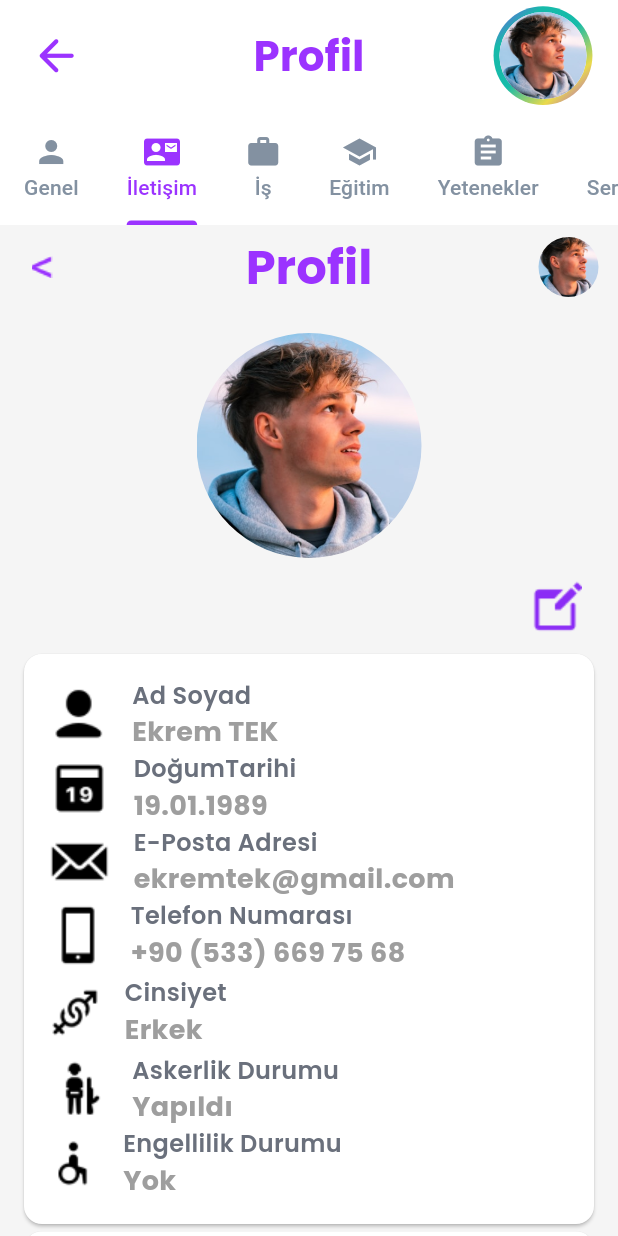
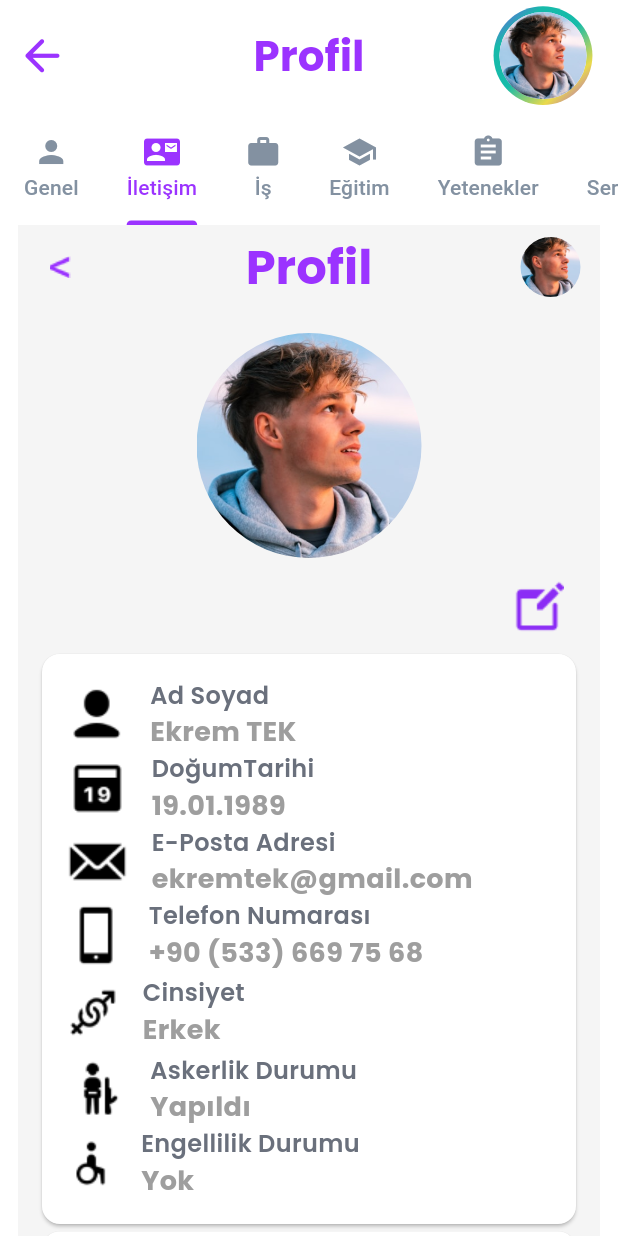
Before and after one commit to dumansl/tobeto_mobile_app, a Flutter app: the ProfileEditPage screen opened directly, tab 2 chosen, after a tap on the "arrow back" icon, on a phone screen of 412 x 824 dp. Run offline on Flutter 3.47's test engine with Material 3 defaults, Android fonts, the phone set to English and light mode, and no system bars; our stand-ins replace bloc, cloud_firestore, equatable, firebase_auth, firebase_core, flutter_bloc and 5 more; missing offline and left inert: date_format_field; accounts and stored records are empty; generated files the repository leaves out were written again.

Commit message:
profile edit added

```diff
--- a/lib/screens/dashboard_screen/widgets/fixed_appbar.dart
+++ b/lib/screens/dashboard_screen/widgets/fixed_appbar.dart
@@ -2,32 +2,29 @@ import 'package:flutter/material.dart';
 import 'package:tobeto_mobile_app/utils/constant/colors.dart';
 import 'package:tobeto_mobile_app/utils/constant/image_string.dart';
 import 'package:tobeto_mobile_app/utils/constant/sizes.dart';
-import 'package:tobeto_mobile_app/utils/constant/text.dart';
 import 'package:tobeto_mobile_app/utils/themes/text_style.dart';
 
 class FixedAppbar extends StatelessWidget implements PreferredSizeWidget {
-  const FixedAppbar({super.key, this.bottom, this.height = 75});
+  const FixedAppbar({super.key, this.bottom, this.height = 75, required this.title});
   final TabBar? bottom;
   final double height;
+  final String title;
   @override
   Widget build(BuildContext context) {
     return AppBar(
       toolbarHeight: ScreenUtil.getHeight(context) * 0.090,
       title: Text(
-        TobetoText.profileAppBar,
+        title,
         style: TobetoTextStyle.poppins.subHeadlinePurpleBold28,
       ),
       centerTitle: true,
-      leading: Padding(
-        padding: EdgeInsets.only(left: ScreenPadding.padding12px),
-        child: IconButton(
-          icon: Icon(
-            Icons.arrow_back_rounded,
-            color: TobetoColor.purple,
-            size: IconSize.size35px,
-          ),
-          onPressed: () {},
+      leading: IconButton(
+        icon: Icon(
+          Icons.arrow_back_rounded,
+          color: TobetoColor.purple,
+          size: IconSize.size35px,
         ),
+        onPressed: () {},
       ),
       actions: [
         Padding(
@@ -66,6 +63,5 @@ class FixedAppbar extends StatelessWidget implements PreferredSizeWidget {
   }
 
   @override
-  Size get preferredSize =>
-      Size.fromHeight(height); // Sabit bir yükseklik değeri kullanın
+  Size get preferredSize => Size.fromHeight(height); // Sabit bir yükseklik değeri kullanın
 }
--- a/lib/screens/profile_editting/profile_editting_screen.dart
+++ b/lib/screens/profile_editting/profile_editting_screen.dart
@@ -1,10 +1,9 @@
-import 'package:flutter/gestures.dart';
 import 'package:flutter/material.dart';
 import 'package:tobeto_mobile_app/screens/dashboard_screen/widgets/fixed_appbar.dart';
 import 'package:tobeto_mobile_app/screens/home_screen/home_screen.dart';
 import 'package:tobeto_mobile_app/screens/profile_editting/screen/profile_edit_screen.dart';
 import 'package:tobeto_mobile_app/screens/profile_screen/profile_screen.dart';
-import 'package:tobeto_mobile_app/utils/constant/colors.dart';
+import 'package:tobeto_mobile_app/utils/constant/constants.dart';
 
 // import 'tabs/contact_tab.dart';
 // import 'tabs/work_tab.dart';
@@ -20,8 +19,7 @@ class ProfileEditPage extends StatefulWidget {
   State<ProfileEditPage> createState() => _ProfileEditPageState();
 }
 
-class _ProfileEditPageState extends State<ProfileEditPage>
-    with SingleTickerProviderStateMixin {
+class _ProfileEditPageState extends State<ProfileEditPage> with SingleTickerProviderStateMixin {
   late TabController _tabController;
 
   @override
@@ -57,8 +55,11 @@ class _ProfileEditPageState extends State<ProfileEditPage>
             Tab(icon: Icon(Icons.settings), text: "Ayarlar"),
           ],
         ),
+        title: TobetoText.profileAppBar,
       ),
-      body: TabBarView(
+      body: Padding(
+        padding: const EdgeInsets.symmetric(horizontal: 12),
+        child: TabBarView(
           controller: _tabController,
           children: const [
             GeneralTab(),
@@ -75,6 +76,7 @@ class _ProfileEditPageState extends State<ProfileEditPage>
             // SettingsTab(),
           ],
         ),
+      ),
     );
   }
 }
--- a/lib/screens/profile_editting/screen/profile_edit_screen.dart
+++ b/lib/screens/profile_editting/screen/profile_edit_screen.dart
@@ -1,9 +1,11 @@
+import 'package:date_format_field/date_format_field.dart';
 import 'package:flutter/material.dart';
-import 'package:intl_phone_field/intl_phone_field.dart';
+import 'package:tobeto_mobile_app/screens/login_screen/login_widgets/custom_button.dart';
+import 'package:tobeto_mobile_app/screens/profile_editting/widgets/custom_dropdown_input.dart';
+import 'package:tobeto_mobile_app/screens/profile_editting/widgets/custom_textfield.dart';
 import 'package:tobeto_mobile_app/screens/profile_editting/widgets/input_text.dart';
-import 'package:tobeto_mobile_app/utils/constant/colors.dart';
+import 'package:tobeto_mobile_app/screens/profile_editting/widgets/phone_textfield.dart';
 import 'package:tobeto_mobile_app/utils/constant/constants.dart';
-import 'package:tobeto_mobile_app/utils/constant/image_string.dart';
 import 'package:tobeto_mobile_app/utils/themes/text_style.dart';
 
 class GeneralTab extends StatefulWidget {
@@ -13,14 +15,16 @@ class GeneralTab extends StatefulWidget {
   State<GeneralTab> createState() => _GeneralTabState();
 }
 
+String? selectedGender = selectedGender;
+String? selectedMilitaryStatus = selectedMilitaryStatus;
+String? selectedDisabilityStatus = selectedDisabilityStatus;
+
 class _GeneralTabState extends State<GeneralTab> {
   final _formKey = GlobalKey<FormState>();
   late ImagePath imagepath;
   @override
   Widget build(BuildContext context) {
-    return Padding(
-      padding: EdgeInsets.symmetric(horizontal: ScreenPadding.padding12px),
-      child: Form(
+    return Form(
       key: _formKey,
       child: ListView(
         children: [
@@ -28,81 +32,107 @@ class _GeneralTabState extends State<GeneralTab> {
             radius: 50,
             backgroundImage: AssetImage(ImagePath.profilePhoto),
           ),
-            const SizedBox(height: 10),
-            Container(
-              decoration: BoxDecoration(
-                  borderRadius: BorderRadius.circular(12),
-                  color: Colors.white,
-                  boxShadow: [
-                    BoxShadow(
-                      color: TobetoColor.card.shadowColor,
-                      blurRadius: 6,
-                      spreadRadius: 0,
-                      offset: const Offset(
-                        0,
-                        3,
-                      ),
-                    )
-                  ]),
-              child: const InputText(),
-            ),
-            const SizedBox(
-              height: 20,
-            ),
-            IntlPhoneField(
+          InputText(child: CustomTextField(title: TobetoText.profileEditName)),
+          InputText(child: CustomTextField(title: TobetoText.profileEditSurname)),
+          const InputText(child: PhoneTextField()),
+          InputText(
+              child: DateFormatField(
                   decoration: InputDecoration(
                     focusedBorder: const OutlineInputBorder(
-                  borderRadius: BorderRadius.all(Radius.circular(12)),
-                  borderSide: BorderSide(color: Colors.purple, width: 2.0),
+                      borderRadius: BorderRadius.all(Radius.circular(10)),
+                      borderSide: BorderSide(color: TobetoColor.purple, width: 2.0),
                     ),
-                labelText: 'Telefon Numaranız',
-                labelStyle: TextStyle(
-                  color: TobetoColor.card.grey,
-                  fontSize: 20,
-                ),
-                // contentPadding: EdgeInsets.only(left: 20),
-                floatingLabelStyle: TobetoTextStyle.poppins.titlePurpleNormal24,
+                    labelText: TobetoText.profileEditBirthday,
+                    labelStyle: TobetoTextStyle.poppins.bodyGrayLightNormal16,
+                    floatingLabelStyle: TobetoTextStyle.poppins.captionPurpleNormal18,
                     border: const OutlineInputBorder(
                         borderRadius: BorderRadius.all(
                       Radius.circular(12),
+                    )),
+                    enabledBorder: const OutlineInputBorder(
+                      borderSide: BorderSide(color: Colors.transparent, width: 1.0),
+                      borderRadius: BorderRadius.all(Radius.circular(10.0)),
                     ),
                   ),
+                  type: DateFormatType.type2,
+                  onComplete: (date) {
+                    print(date.toString);
+                  })),
+          InputText(
+              child: CustomTextField(
+            title: TobetoText.profileEditIdentificationNumber,
+            keyboardType: TextInputType.number,
+            maxLength: 11,
+          )),
+          InputText(
+              child: CustomTextField(
+            title: TobetoText.profileEditEmail,
+            keyboardType: TextInputType.emailAddress,
+          )),
+          InputText(
+              child: CustomDropDownInput(
+                  onChanged: (String? value) {
+                    setState(() {
+                      selectedGender = value;
+                    });
+                  },
+                  items: ['Erkek', 'Kadın']
+                      .map((label) => DropdownMenuItem(
+                            value: label,
+                            child: Text(label),
+                          ))
+                      .toList(),
+                  title: TobetoText.profileEditGender)),
+          InputText(
+              child: CustomDropDownInput(
+                  onChanged: (String? value) {
+                    setState(() {
+                      selectedMilitaryStatus = value;
+                    });
+                  },
+                  items: ['Yapıldı', 'Yapılmadı', 'Muaf']
+                      .map((label) => DropdownMenuItem(
+                            value: label,
+                            child: Text(label),
+                          ))
+                      .toList(),
+                  title: TobetoText.profileEditMilitaryStuation)),
+          InputText(
+              child: CustomDropDownInput(
+                  onChanged: (String? value) {
+                    setState(() {
+                      selectedDisabilityStatus = value;
+                    });
+                  },
+                  items: ['Yok', 'Var']
+                      .map((label) => DropdownMenuItem(
+                            value: label,
+                            child: Text(label),
+                          ))
+                      .toList(),
+                  title: TobetoText.profileEditDisableStuation)),
+          InputText(child: CustomTextField(title: TobetoText.profileEditGithubAdress)),
+          InputText(child: CustomTextField(title: TobetoText.profileEditCountry)),
+          InputText(child: CustomTextField(title: TobetoText.profileEditCity)),
+          InputText(child: CustomTextField(title: TobetoText.profileEditDistrict)),
+          InputText(
+              child: CustomTextField(
+            title: TobetoText.profileEditStreet,
+            maxLines: 4,
+          )),
+          InputText(
+              child: CustomTextField(
+            title: TobetoText.profileEditAboutMe,
+            maxLines: 4,
+          )),
+          Padding(
+            padding: const EdgeInsets.symmetric(vertical: 10),
+            child: CustomButton(
+              text: TobetoText.profileEditSaveButton,
+              onPressed: () {},
             ),
-              initialCountryCode: 'TR',
-              onChanged: (phone) {
-                print(phone.completeNumber);
-              },
-            ),
-            TextFormField(
-              decoration: const InputDecoration(labelText: 'Soyadınız'),
-              validator: (value) {
-                if (value!.isEmpty) {
-                  return 'Lütfen soyadınızı girin';
-                }
-                return null;
-              },
-            ),
-            TextFormField(
-              decoration: const InputDecoration(labelText: 'Doğum Tarihi'),
-              validator: (value) {
-                if (value!.isEmpty) {
-                  return 'Lütfen doğum tarihinizi girin';
-                }
-                return null;
-              },
-            ),
-            const SizedBox(height: 20),
-            ElevatedButton(
-              onPressed: () {
-                if (_formKey.currentState!.validate()) {
-                  ScaffoldMessenger.of(context).showSnackBar(
-                      const SnackBar(content: Text('Bilgiler kaydedildi')));
-                }
-              },
-              child: const Text('Kaydet'),
-            ),
+          )
         ],
-        ),
       ),
     );
   }
--- /dev/null
+++ b/lib/screens/profile_editting/widgets/custom_dropdown_input.dart
@@ -0,0 +1,56 @@
+import 'package:flutter/material.dart';
+import 'package:tobeto_mobile_app/utils/constant/colors.dart';
+import 'package:tobeto_mobile_app/utils/themes/text_style.dart';
+
+class CustomDropDownInput extends StatelessWidget {
+  const CustomDropDownInput(
+      {super.key,
+      required this.onChanged,
+      required this.items,
+      required this.title,
+      this.selectedGender,
+      this.selectedMilitaryStatus,
+      this.selectedDisabilityStatus});
+  final Function(String?) onChanged;
+  final List<DropdownMenuItem<String>>? items;
+  final String title;
+  final String? selectedGender;
+  final String? selectedMilitaryStatus;
+  final String? selectedDisabilityStatus;
+
+  @override
+  Widget build(BuildContext context) {
+    return DropdownButtonFormField<String>(
+      icon: const Padding(
+        padding: EdgeInsets.only(right: 10),
+        child: Icon(
+          Icons.keyboard_arrow_down_rounded,
+          size: 25,
+        ),
+      ),
+      value: selectedGender,
+      items: items,
+      hint: Text(
+        title,
+        style: TobetoTextStyle.poppins.bodyGrayLightNormal16,
+      ),
+      onChanged: onChanged,
+      decoration: InputDecoration(
+        focusedBorder: const OutlineInputBorder(
+          borderRadius: BorderRadius.all(Radius.circular(10)),
+          borderSide: BorderSide(color: TobetoColor.purple, width: 2.0),
+        ),
+        labelStyle: TobetoTextStyle.poppins.bodyGrayLightNormal16,
+        floatingLabelStyle: TobetoTextStyle.poppins.captionPurpleNormal18,
+        border: const OutlineInputBorder(
+            borderRadius: BorderRadius.all(
+          Radius.circular(12),
+        )),
+        enabledBorder: const OutlineInputBorder(
+          borderSide: BorderSide(color: Colors.transparent, width: 1.0),
+          borderRadius: BorderRadius.all(Radius.circular(10.0)),
+        ),
+      ),
+    );
+  }
+}
--- /dev/null
+++ b/lib/screens/profile_editting/widgets/custom_textfield.dart
@@ -0,0 +1,54 @@
+import 'package:flutter/material.dart';
+import 'package:tobeto_mobile_app/utils/constant/colors.dart';
+import 'package:tobeto_mobile_app/utils/themes/text_style.dart';
+
+class CustomTextField extends StatelessWidget {
+  const CustomTextField({
+    super.key,
+    this.keyboardType = TextInputType.text,
+    required this.title,
+    this.maxLength,
+    this.maxLines,
+  });
+
+  final TextInputType keyboardType;
+  final String title;
+  final int? maxLength;
+  final int? maxLines;
+
+  @override
+  Widget build(BuildContext context) {
+    return TextFormField(
+      maxLines: maxLines,
+      cursorColor: TobetoColor.card.grey,
+      keyboardType: keyboardType,
+      textInputAction: TextInputAction.next,
+      maxLength: maxLength,
+      style: TobetoTextStyle.poppins.bodyBlackSemiBold16,
+      decoration: InputDecoration(
+        counterText: "",
+        focusedBorder: const OutlineInputBorder(
+          borderRadius: BorderRadius.all(Radius.circular(10)),
+          borderSide: BorderSide(color: TobetoColor.purple, width: 2.0),
+        ),
+        labelText: title,
+        labelStyle: TobetoTextStyle.poppins.bodyGrayLightNormal16,
+        floatingLabelStyle: TobetoTextStyle.poppins.captionPurpleNormal18,
+        border: const OutlineInputBorder(
+            borderRadius: BorderRadius.all(
+          Radius.circular(12),
+        )),
+        enabledBorder: const OutlineInputBorder(
+          borderSide: BorderSide(color: Colors.transparent, width: 1.0),
+          borderRadius: BorderRadius.all(Radius.circular(10.0)),
+        ),
+      ),
+      validator: (value) {
+        if (value!.isEmpty) {
+          return 'Lütfen adınızı girin';
+        }
+        return null;
+      },
+    );
+  }
+}
--- a/lib/screens/profile_editting/widgets/input_text.dart
+++ b/lib/screens/profile_editting/widgets/input_text.dart
@@ -1,44 +1,31 @@
 import 'package:flutter/material.dart';
 import 'package:tobeto_mobile_app/utils/constant/colors.dart';
-import 'package:tobeto_mobile_app/utils/themes/text_style.dart';
+import 'package:tobeto_mobile_app/utils/constant/constants.dart';
 
 class InputText extends StatelessWidget {
+  final Widget child;
   const InputText({
     super.key,
+    required this.child,
   });
 
   @override
   Widget build(BuildContext context) {
-    return TextFormField(
-      textInputAction: TextInputAction.next,
-      style: TobetoTextStyle.poppins.bodyBlackSemiBold16,
-      decoration: InputDecoration(
-        focusedBorder: const OutlineInputBorder(
-          borderRadius: BorderRadius.all(Radius.circular(12)),
-          borderSide: BorderSide(color: Colors.purple, width: 2.0),
-        ),
-        labelText: 'Adınız',
-        labelStyle: TextStyle(
-          color: TobetoColor.card.grey,
-          fontSize: 20,
-        ),
-        // contentPadding: EdgeInsets.only(left: 20),
-        floatingLabelStyle: TobetoTextStyle.poppins.titlePurpleNormal24,
-        border: const OutlineInputBorder(
-            borderRadius: BorderRadius.all(
-          Radius.circular(12),
-        )),
-        enabledBorder: const OutlineInputBorder(
-          borderSide: BorderSide(color: Colors.transparent, width: 1.0),
-          borderRadius: BorderRadius.all(Radius.circular(10.0)),
-        ),
+    return Padding(
+      padding: const EdgeInsets.symmetric(horizontal: 2, vertical: 10),
+      child: Container(
+        decoration: BoxDecoration(borderRadius: BorderRadius.circular(12), color: Colors.white, boxShadow: [
+          BoxShadow(
+            color: TobetoColor.card.shadowColor,
+            blurRadius: 4,
+            offset: const Offset(
+              0,
+              2,
+            ),
+          )
+        ]),
+        child: child,
       ),
-      validator: (value) {
-        if (value!.isEmpty) {
-          return 'Lütfen adınızı girin';
-        }
-        return null;
-      },
     );
   }
 }
--- /dev/null
+++ b/lib/screens/profile_editting/widgets/phone_textfield.dart
@@ -0,0 +1,34 @@
+import 'package:flutter/material.dart';
+import 'package:intl_phone_field/intl_phone_field.dart';
+import 'package:tobeto_mobile_app/utils/constant/colors.dart';
+import 'package:tobeto_mobile_app/utils/constant/text.dart';
+import 'package:tobeto_mobile_app/utils/themes/text_style.dart';
+
+class PhoneTextField extends StatelessWidget {
+  const PhoneTextField({
+    super.key,
+  });
+
+  @override
+  Widget build(BuildContext context) {
+    return IntlPhoneField(
+      cursorColor: TobetoColor.card.grey,
+      textInputAction: TextInputAction.next,
+      decoration: InputDecoration(
+        border: InputBorder.none,
+        counterText: "",
+        focusedBorder: const OutlineInputBorder(
+          borderRadius: BorderRadius.all(Radius.circular(12)),
+          borderSide: BorderSide(color: TobetoColor.purple, width: 2.0),
+        ),
+        labelText: TobetoText.profileEditPhoneNumber,
+        labelStyle: TobetoTextStyle.poppins.bodyGrayLightNormal16,
+        floatingLabelStyle: TobetoTextStyle.poppins.captionPurpleNormal18,
+      ),
+      initialCountryCode: 'TR',
+      onChanged: (phone) {
+        print(phone.completeNumber);
+      },
+    );
+  }
+}
--- a/lib/utils/themes/text_style.dart
+++ b/lib/utils/themes/text_style.dart
@@ -366,7 +366,7 @@ class Typography {
         captionPurpleNormal18 = baseStyle.copyWith(
           fontSize: 18,
           fontWeight: FontWeight.normal,
-          color: Colors.purple,
+          color: TobetoColor.purple,
         ),
         captionWhiteThin18 = baseStyle.copyWith(
           fontSize: 18,
--- a/pubspec.yaml
+++ b/pubspec.yaml
@@ -48,6 +48,7 @@ dependencies:
   table_calendar: ^3.1.1
 
   intl_phone_field: ^3.2.0
+  date_format_field: ^0.1.0
 
 dev_dependencies:
   flutter_test:
```
Lines whose indentation alone changed are shown as unchanged.
